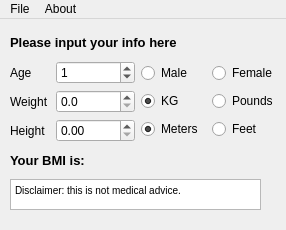
Before: the Qt Designer form mainwindow.ui in darioZIP/BMIcalculator, drawn with Qt 5.
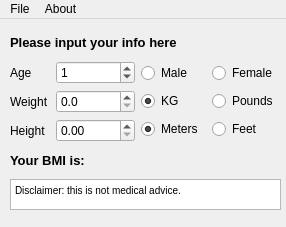
After: the same form once the commit is applied.

Patch:
```diff
--- a/mainwindow.ui
+++ b/mainwindow.ui
@@ -10,7 +10,7 @@
     <x>0</x>
     <y>0</y>
     <width>286</width>
-    <height>230</height>
+    <height>227</height>
    </rect>
   </property>
   <property name="windowTitle">
@@ -328,7 +328,7 @@
      <rect>
       <x>10</x>
       <y>160</y>
-      <width>251</width>
+      <width>271</width>
       <height>31</height>
      </rect>
     </property>
```
Left out of the diff: 2 changed lines with no effect on the pictures.
